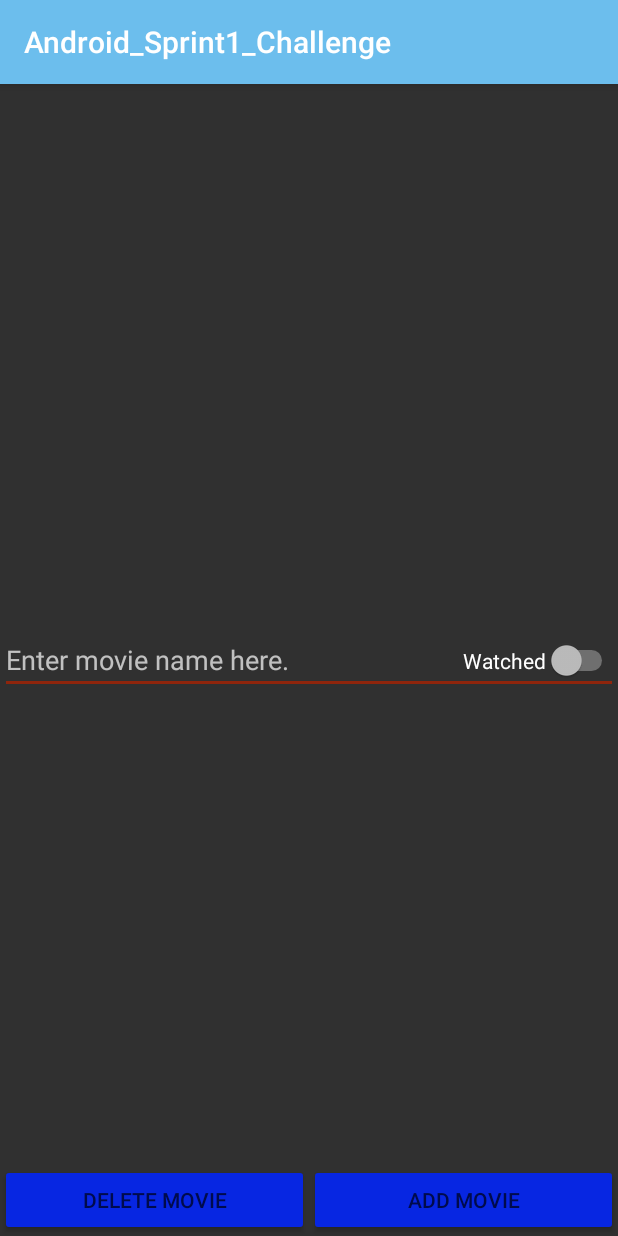
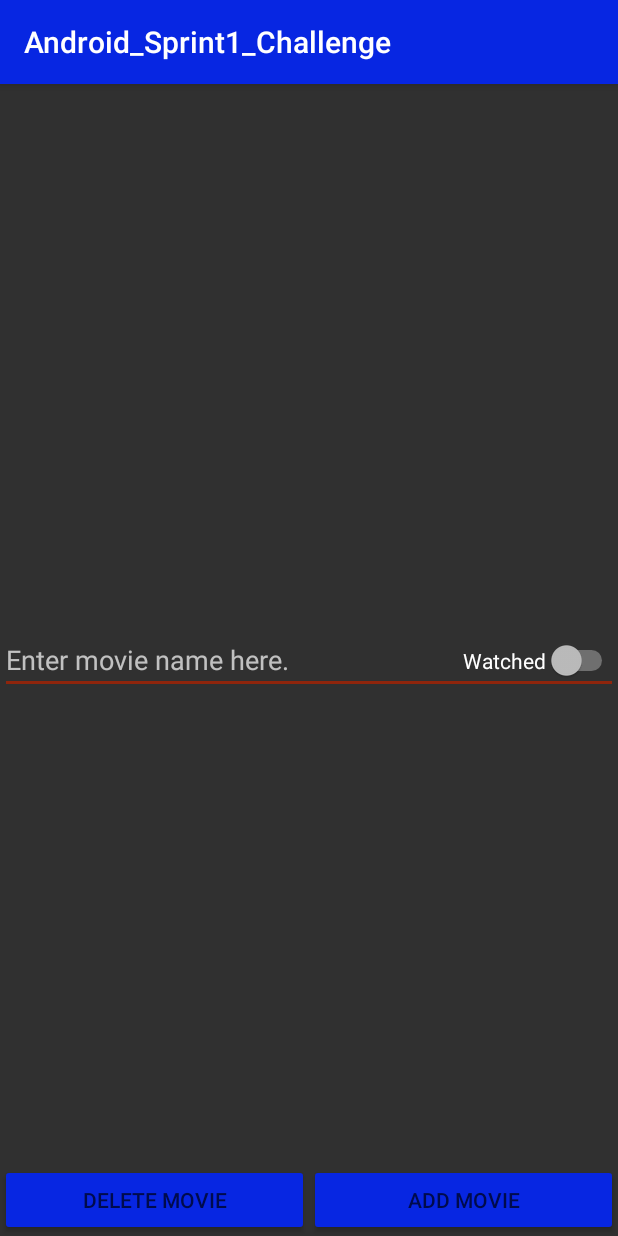
Before and after one commit to bloominstituteoftechnology/Android_Themes, an Android app: the EditActivity screen opened directly, with no data from a screen before it, on a phone screen of 412 x 824 dp. Run offline under Robolectric (Android 15) with nearby library versions, the phone set to English and light mode, and no system bars; 2 statements that could not run were skipped.

Commit message:
Renamed color files to be more fitting to uses

```diff
--- a/app/src/main/res/values/colors.xml
+++ b/app/src/main/res/values/colors.xml
@@ -3,8 +3,8 @@
     <color name="colorPrimary">#6CBEED</color>
     <color name="colorPrimaryDark">#1D2D44</color>
     <color name="colorAccent">#8F250C</color>
+    <color name="colorAccent2">#00E2FF</color>
 
-    <color name="textColorLauncherPrimary">#0726E2</color>
-    <color name="colorButtonBackground">#00E2FF</color>
-    <color name="colorDarkModeText">#000B4C</color>
+    <color name="colorDarkModePrimary">#0726E2</color>
+    <color name="colorDarkModePrimaryDark">#000B4C</color>
 </resources>
--- a/app/src/main/res/values/styles.xml
+++ b/app/src/main/res/values/styles.xml
@@ -3,19 +3,19 @@
     <!-- Base application theme. -->
     <style name="AppTheme" parent="Theme.AppCompat.Light.DarkActionBar">
         <!-- Customize your theme here. -->
-        <item name="colorPrimary">@color/colorPrimary</item>
+        <item name="colorPrimary">@color/colorAccent2</item>
         <item name="colorPrimaryDark">@color/colorPrimaryDark</item>
         <item name="colorAccent">@color/colorAccent</item>
-        <item name="button_text_color">@color/textColorLauncherPrimary</item>
-        <item name="button_background">@color/colorButtonBackground</item>
+        <item name="button_text_color">@color/colorDarkModePrimary</item>
+        <item name="button_background">@color/colorAccent2</item>
     </style>
 
     <style name="AppThemeDarkMode" parent="Theme.AppCompat">
-        <item name="colorPrimary">@color/colorPrimary</item>
+        <item name="colorPrimary">@color/colorDarkModePrimary</item>
         <item name="colorPrimaryDark">@color/colorPrimaryDark</item>
         <item name="colorAccent">@color/colorAccent</item>
-        <item name="button_text_color">@color/colorDarkModeText</item>
-        <item name="button_background">@color/textColorLauncherPrimary</item>
+        <item name="button_text_color">@color/colorDarkModePrimaryDark</item>
+        <item name="button_background">@color/colorDarkModePrimary</item>
     </style>
 
 </resources>
```
